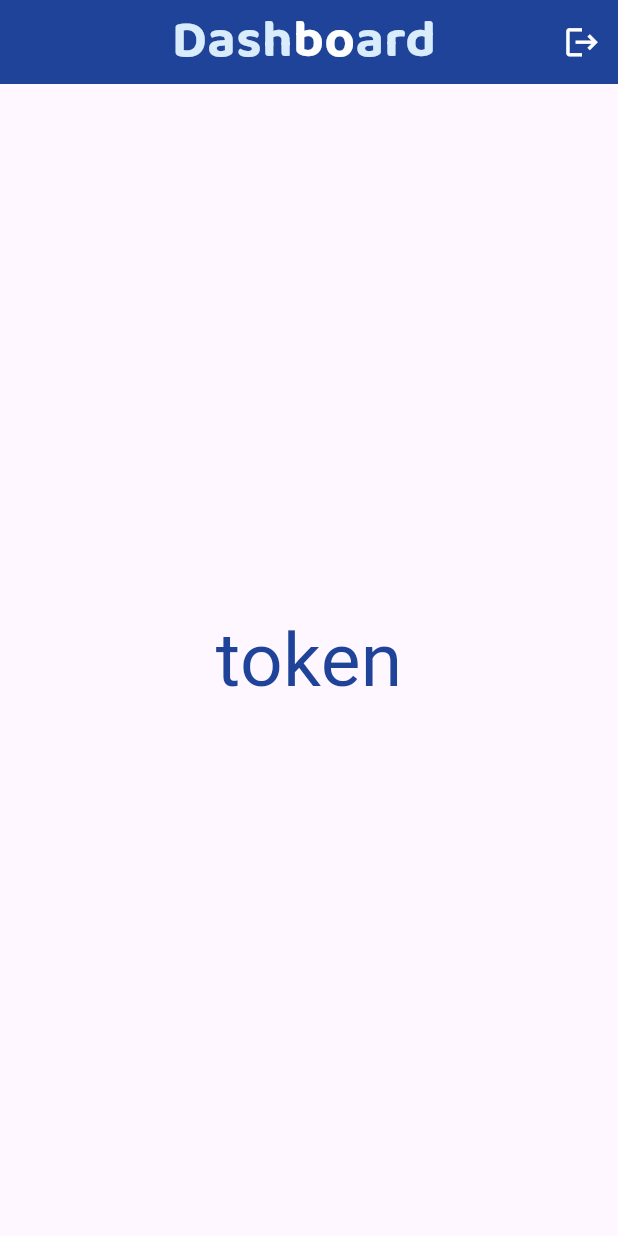
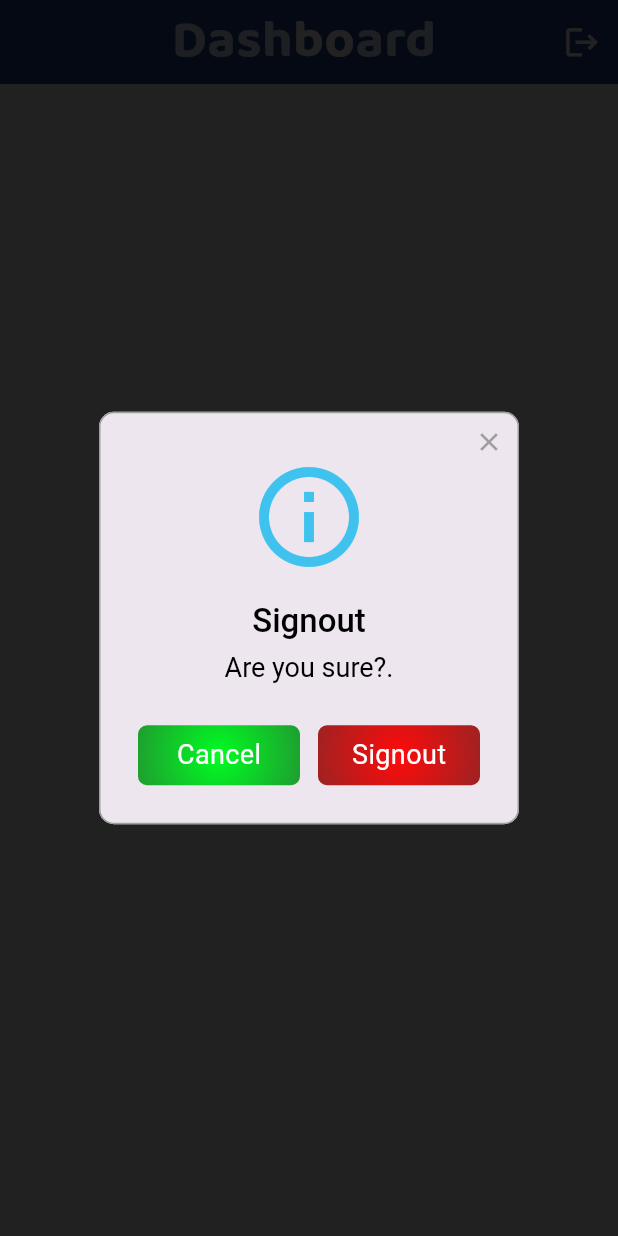
Before and after one commit to Afsinshaji/Best-Express-Cargo, a Flutter app: the DashBoardScreen screen opened directly, after a tap on the "logout" icon, on a phone screen of 412 x 824 dp. Run offline on Flutter 3.47's test engine with Material 2 defaults, Android fonts, the phone set to English and light mode, and no system bars; drawn by our look-alikes of rflutter_alert; our stand-ins replace awesome_snackbar_content, curved_navigation_bar, dio, dropdown_button2, floating_bottom_navigation_bar, geolocator and 8 more; missing offline and left inert: animated_snack_bar, floating_action_bubble; accounts and stored records are empty; network calls fail.

Commit message:
State managed And SignOut done

```diff
--- /dev/null
+++ b/lib/common/rflutter.dart
@@ -0,0 +1,49 @@
+import 'package:animated_snack_bar/animated_snack_bar.dart';
+import 'package:awesome_snackbar_content/awesome_snackbar_content.dart';
+import 'package:best_seller/providers/auth_provider.dart';
+import 'package:flutter/material.dart';
+import 'package:provider/provider.dart';
+import 'package:rflutter_alert/rflutter_alert.dart';
+
+signOutDilogueBox(context) {
+  Alert(
+    context: context,
+    type: AlertType.info,
+    title: "Signout",
+    desc: "Are you sure?.",
+    buttons: [
+      DialogButton(
+        onPressed: () => Navigator.pop(context),
+        // color: const Color.fromRGBO(0, 179, 134, 1.0),
+        gradient: const RadialGradient(radius: 2, colors: [
+          Color.fromARGB(255, 0, 253, 34),
+          Color.fromARGB(255, 43, 119, 53),
+        ]),
+        child: const Text(
+          "Cancel",
+          style: TextStyle(color: Colors.white, fontSize: 18),
+        ),
+      ),
+      DialogButton(
+        onPressed: () {
+          Provider.of<AuthStateManagement>(context, listen: false)
+              .performLogout(context);
+
+          Navigator.of(context).pop();
+        },
+        gradient: const RadialGradient(radius: 2, colors: [
+          Color.fromARGB(255, 255, 11, 11),
+          Color.fromARGB(255, 119, 43, 43),
+        ]),
+        //  LinearGradient(colors: [
+        //   Color.fromARGB(255, 170, 70, 70),
+        //   Color.fromARGB(255, 250, 50, 50),
+        // ]),
+        child: const Text(
+          "Signout",
+          style: TextStyle(color: Colors.white, fontSize: 18),
+        ),
+      )
+    ],
+  ).show();
+}
--- a/lib/navbar/bottomnavbar.dart
+++ b/lib/navbar/bottomnavbar.dart
@@ -1,7 +1,5 @@
 import 'package:best_seller/constant/const.dart';
-import 'package:best_seller/screens/attendence/attendance.dart';
 import 'package:best_seller/screens/booking/booking.dart';
-import 'package:best_seller/screens/dashboard/dashboard.dart';
 import 'package:best_seller/screens/shipping/shipping.dart';
 import 'package:floating_bottom_navigation_bar/floating_bottom_navigation_bar.dart';
 import 'package:flutter/material.dart';
--- a/lib/providers/auth_provider.dart
+++ b/lib/providers/auth_provider.dart
@@ -1,80 +1,16 @@
-// import 'dart:developer';
-
-// import 'package:best_seller/model/user_model.dart';
-// import 'package:best_seller/navbar/animated_bottom.dart';
-// import 'package:best_seller/services/dio.dart';
-// import 'package:dio/dio.dart' as Dio;
-// import 'package:flutter/material.dart';
-// import 'package:flutter_secure_storage/flutter_secure_storage.dart';
-// import 'package:shared_preferences/shared_preferences.dart';
-
-// class AuthStateManagement extends ChangeNotifier {
-//   bool _isLoggedIn = false;
-
-//   User? _user;
-//   // String? _token;
-//   final storage = const FlutterSecureStorage();
-
-//   bool get authenticated => _isLoggedIn;
-//   User? get user => _user;
-
-//   Future<void> login(
-//       String email, String password, BuildContext context) async {
-//     // log(creds.toString());
-//     try {
-//       log(email);
-//       log(password);
-//       Dio.Response response = await dio().post(
-//         '/login',
-//         data: {
-//           'email': email,
-//           'password': password,
-//         },
-//       );
-//       log("User info :${response.data['user']['email'].toString()}");
-
-//       String token = response.data['token'].toString();
-
-//       saveToken(token);
-
-//       _isLoggedIn = true;
-//       Navigator.of(context).pushReplacement(
-//         MaterialPageRoute(
-//           builder: (context) => AnimatedBottomNavBar(),
-//         ),
-//       );
-//       notifyListeners();
-//     } catch (e) {
-//       print('Login Error: $e');
-//     }
-//   }
-
-//   Future<void> saveToken(String token) async {
-//     SharedPreferences prefs = await SharedPreferences.getInstance();
-//     prefs.setString('token', token);
-
-//     log('Token saved successfully: $token');
-//   }
-
-//   void logout() {
-//     _isLoggedIn = false;
-//     notifyListeners();
-//     if (_isLoggedIn == false) {
-//       log("false");
-//     }
-//   }
-// }
 import 'dart:developer';
 
 import 'package:best_seller/model/user_model.dart';
 import 'package:best_seller/navbar/animated_bottom.dart';
-import 'package:best_seller/screens/widget_tree.dart';
 import 'package:best_seller/services/dio.dart';
+import 'package:best_seller/widget_tree.dart';
 import 'package:dio/dio.dart';
+import 'package:flutter/cupertino.dart';
 
 import 'package:flutter/material.dart';
-import 'package:flutter_secure_storage/flutter_secure_storage.dart';
 import 'package:shared_preferences/shared_preferences.dart';
+import 'package:top_snackbar_flutter/custom_snack_bar.dart';
+import 'package:top_snackbar_flutter/top_snack_bar.dart';
 
 class AuthStateManagement extends ChangeNotifier {
   bool _isLoggedIn = false;
@@ -95,7 +31,13 @@ class AuthStateManagement extends ChangeNotifier {
 
         Navigator.of(context).pushReplacement(
           MaterialPageRoute(
-            builder: (context) => AnimatedBottomNavBar(),
+            builder: (context) => const AnimatedBottomNavBar(),
+          ),
+        );
+        showTopSnackBar(
+          Overlay.of(context),
+          const CustomSnackBar.success(
+            message: "Sign In Successfully",
           ),
         );
         notifyListeners();
@@ -105,6 +47,12 @@ class AuthStateManagement extends ChangeNotifier {
       }
     } catch (e) {
       // Handle other errors here
+      showTopSnackBar(
+        Overlay.of(context),
+        const CustomSnackBar.error(
+          message: "Enter Correct UserName and Password",
+        ),
+      );
       log('Login Error: $e');
     }
   }
@@ -141,48 +89,53 @@ class AuthStateManagement extends ChangeNotifier {
     tokenGet = prefToken.getString('token');
     log('gettoken $tokenGet');
     notifyListeners();
-    return  tokenGet;
+    return tokenGet;
   }
 
-  Future logout(BuildContext context) async {
-   var token= getToken();
-    Dio dio = Dio(
-      BaseOptions(
-        baseUrl: "https://bestexpress.vahid.tech/api",
-        // queryParameters: {
-        //   'Authorization': 'Bearer ${getToken()}',
-        // },
-        headers: {
-          'accept': '*/*',
-          'Authorization': 'Bearer ${getToken()}',
-        },
-      ),
-    );
-    try {
-      log(token.toString());
-      Response response = await dio.post(
-        '/logout',
-      );
-      if (response.statusCode == 200 || response.statusCode == 201) {
-        log("Logout Successfull");
-        deleteValueFromSharedPreferences('token');
-        // checkAuthentication();
-        Navigator.of(context).pushReplacement(MaterialPageRoute(builder: (context) => WidgetTree(),));
-        notifyListeners();
-      } else {
-        log("Login FAiled");
+  Future<void> performLogout(BuildContext context) async {
+    Dio dio = Dio(); // Create a Dio instance
+
+    SharedPreferences tokenPref = await SharedPreferences.getInstance();
+    String? token = tokenPref.getString('token');
+
+    if (token != null && token.isNotEmpty) {
+      dio.options.headers['Authorization'] = 'Bearer $token';
+
+      try {
+        Response response = await dio.post(
+          'https://bestexpress.vahid.tech/api/logout', // Replace with your API URL
+        );
+
+        if (response.statusCode == 200 || response.statusCode == 201) {
+          // Handle the successful response
+          await deleteValueFromSharedPreferences();
+          Navigator.of(context).pushReplacement(CupertinoPageRoute(
+            fullscreenDialog: true,
+            builder: (context) => const WidgetTree(),
+          ));
+          showTopSnackBar(
+            Overlay.of(context),
+            const CustomSnackBar.info(
+              message: "SignOut Successfully",
+            ),
+          );
+          log('Response Data: ${response.data}');
+        } else {
+          // Handle other status codes
+          log('Request Failed with Status Code: ${response.statusCode}');
+        }
+      } catch (error) {
+        // Handle the error
+        log('Error: $error');
       }
-    } catch (e) {
-      log("In Logout : $e");
+    } else {
+      log('Bearer token not found.');
     }
-    _isLoggedIn = false;
-    notifyListeners();
   }
 
-  Future<void> deleteValueFromSharedPreferences(String key) async {
+  Future<void> deleteValueFromSharedPreferences() async {
     SharedPreferences prefs = await SharedPreferences.getInstance();
-    prefs.remove(key);
-    notifyListeners();
-    // Optionally, you can also use prefs.clear() to remove all values
+
+    prefs.clear();
   }
 }
--- /dev/null
+++ b/lib/providers/dashboard_provider.dart
@@ -0,0 +1,23 @@
+import 'dart:developer';
+
+import 'package:flutter/cupertino.dart';
+import 'package:shared_preferences/shared_preferences.dart';
+
+class DashBoardProvider extends ChangeNotifier  {
+
+   late SharedPreferences prefs;
+  String? myTokenfront;
+    String? get myToken => myTokenfront;
+
+
+  Future<void>  initPrefsAndToken() async {
+    prefs = await SharedPreferences.getInstance();
+    // myToken = prefs.getString('token') ?? '';
+
+      myTokenfront = prefs.getString('token');
+
+    log("On Navigation Bar: $myToken");
+    notifyListeners();
+  }
+
+}
--- a/lib/screens/dashboard/dashboard.dart
+++ b/lib/screens/dashboard/dashboard.dart
@@ -1,50 +1,28 @@
-import 'dart:developer';
 
+import 'package:best_seller/common/rflutter.dart';
 import 'package:best_seller/constant/const.dart';
-import 'package:best_seller/providers/auth_provider.dart';
+import 'package:best_seller/providers/dashboard_provider.dart';
 import 'package:flutter/material.dart';
 import 'package:google_fonts/google_fonts.dart';
-// import 'package:jwt_decoder/jwt_decoder.dart';
 import 'package:provider/provider.dart';
-import 'package:shared_preferences/shared_preferences.dart';
 
-class DashBoardScreen extends StatefulWidget {
-  const DashBoardScreen({super.key, });
+class DashBoardScreen extends StatelessWidget {
+  const DashBoardScreen({
+    super.key,
+  });
 
   @override
-  State<DashBoardScreen> createState() => _DashBoardScreenState();
-}
-
-class _DashBoardScreenState extends State<DashBoardScreen> {
-   late  SharedPreferences prefs;
-   String? myToken;
-
-Future<void> initPrefsAndToken() async {
-    prefs = await SharedPreferences.getInstance();
-    // myToken = prefs.getString('token') ?? '';
-    setState(() {
-
-   myToken = prefs.getString('token');
-    });
-    log("On Navigation Bar: $myToken");
-  }
-  @override
-  void initState() {
-    initPrefsAndToken();
-    // print(myToken);
-    // TODO: implement initState
-    super.initState();
-  }
-  // Map<String,dynamic> decodedToken = JwtDecoder.decode(widget.token);
-  @override
   Widget build(BuildContext context) {
+    Provider.of<DashBoardProvider>(context).initPrefsAndToken();
     return Scaffold(
       appBar: AppBar(
-         automaticallyImplyLeading: false,
+        automaticallyImplyLeading: false,
         title: Row(
           mainAxisAlignment: MainAxisAlignment.center,
           children: [
-            SizedBox(width: MediaQuery.sizeOf(context).width/10,),
+            SizedBox(
+              width: MediaQuery.sizeOf(context).width / 10,
+            ),
             Text(
               'Dash',
               style: GoogleFonts.baloo2(
@@ -74,25 +52,31 @@ Future<void> initPrefsAndToken() async {
           ],
         ),
         actions: [
-          Consumer<AuthStateManagement>(
-            builder: (context, value, child) =>
-            IconButton(onPressed: (){
-              value.logout(context);
-            }, icon: const Icon(Icons.logout,color: whiteShade,size:25,)),
-          )
+          IconButton(
+              onPressed: () {
+                signOutDilogueBox(context);
+              },
+              icon: const Icon(
+                Icons.logout,
+                color: whiteShade,
+                size: 25,
+              )),
         ],
       ),
       // backgroundColor: mainConColor,
       //  body:
-      body:  Center(
+      body: Center(
         child: Column(
           mainAxisAlignment: MainAxisAlignment.center,
           children: [
-            Center(
-                child: Text(
-              myToken??'Dash',
-              style: const TextStyle(fontSize: 50, color: logoBlue),
-            )),
+            Consumer<DashBoardProvider>(
+              builder: (context, value, child) =>
+              Center(
+                  child: Text(
+              value. myToken ?? 'Dash',
+                style: const TextStyle(fontSize: 30, color: logoBlue),
+              )),
+            ),
           ],
         ),
       ),
--- a/pubspec.yaml
+++ b/pubspec.yaml
@@ -55,7 +55,8 @@ dependencies:
   jwt_decode: ^0.3.1
   provider: ^6.0.5
   dio: ^5.3.2
-  flutter_secure_storage: ^8.0.0
+  rflutter_alert: ^2.0.7
+
 
 
 
```
Also changed, not shown: lib/main.dart (+13 -7 lines), lib/providers/attendance_provider.dart (added, +28 -0 lines), lib/screens/attendence/attendance.dart (+31 -33 lines), lib/screens/sign_in/sign_in_screen.dart (+2 -23 lines), lib/services/api_service.dart (+42 -93 lines), lib/widget_tree.dart (renamed from lib/screens/widget_tree.dart), pubspec.lock, 5 other files.
